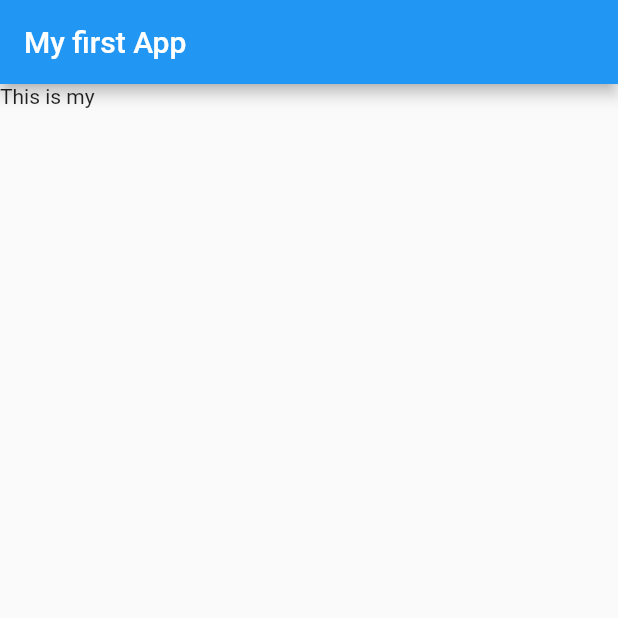
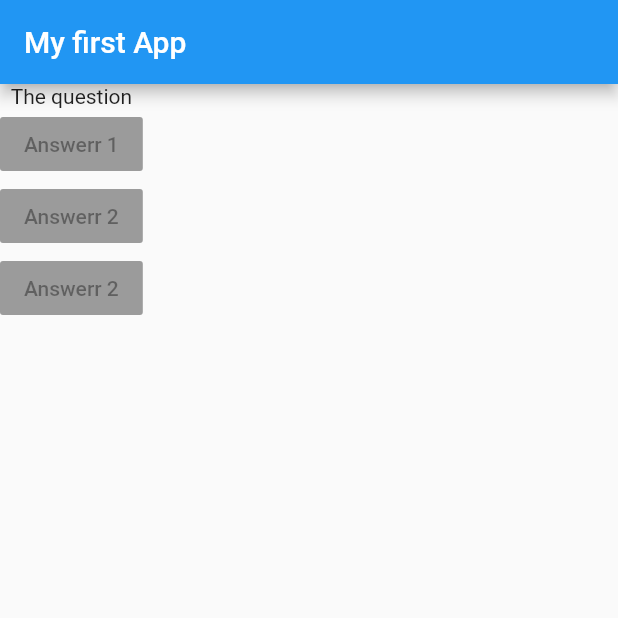
Before and after one commit to wilson1234567891962/flutter_complete_guide, a Flutter app: the screen it shows after launch, on a phone screen of 412 x 824 dp, the top half of it. Run offline on Flutter 3.47's test engine with Material 2 defaults, Android fonts, the phone set to English and light mode, and no system bars.

Commit message:
Create a list

```diff
--- a/lib/main.dart
+++ b/lib/main.dart
@@ -7,12 +7,29 @@ void main() {
 class MyApp extends StatelessWidget {
   @override
   Widget build(BuildContext context) {
+    var question = ['What \'s your favorite color ?'];
     return MaterialApp(
       home: Scaffold(
         appBar: AppBar(
           title: Text('My first App'),
         ),
-        body: Text('This is my'),
+        body: Column(
+          children: [
+            Text('The question'),
+            RaisedButton(
+              child: Text('Answerr 1'),
+              onPressed: null,
+            ),
+            RaisedButton(
+              child: Text('Answerr 2'),
+              onPressed: null,
+            ),
+            RaisedButton(
+              child: Text('Answerr 2'),
+              onPressed: null,
+            )
+          ],
+        ),
       ),
     );
   }
```
